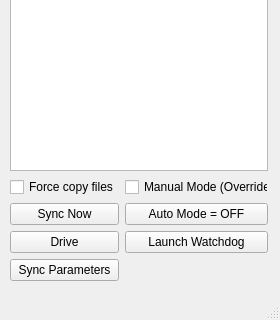
Old version of the form ARS.ui in the repository Chillwind132/FileSync_ARS; both pictures show x 0 to 280 and y 140 to 460 of the 280 by 460 pixel window.
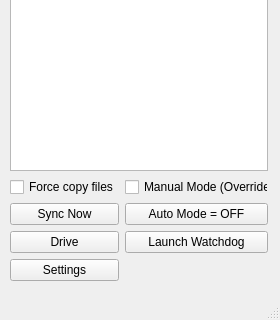
New version of the form.

```diff
--- a/ARS.ui
+++ b/ARS.ui
@@ -124,7 +124,7 @@
      <item row="8" column="0">
       <widget class="QPushButton" name="pushButton">
        <property name="text">
-        <string>Sync Parameters</string>
+        <string>Settings</string>
        </property>
       </widget>
      </item>
```
Left out of the diff: 2 changed lines with no effect on the pictures.
